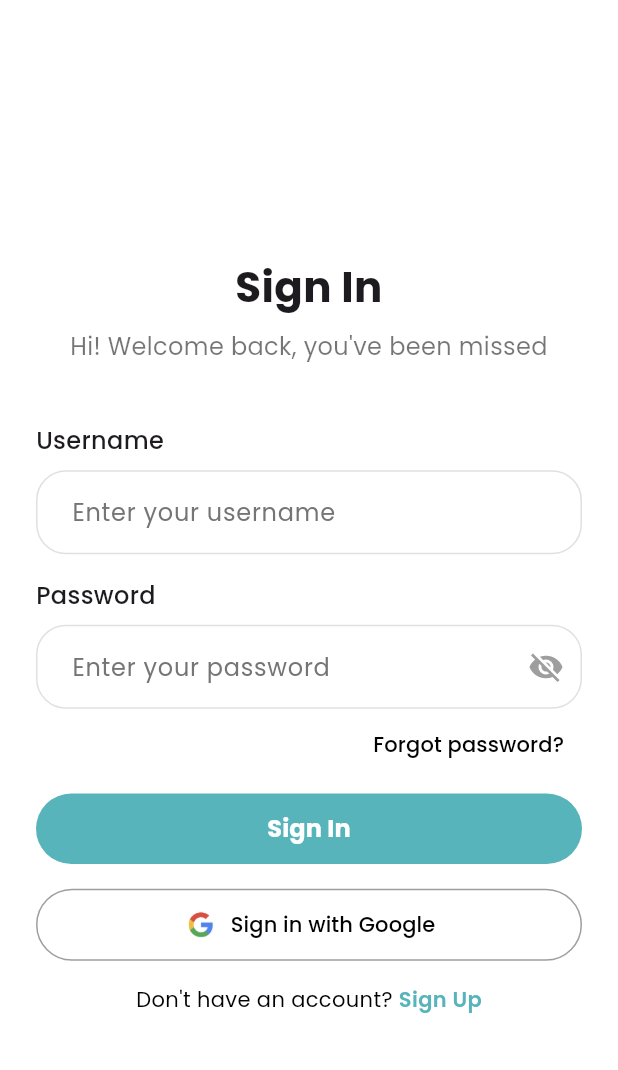
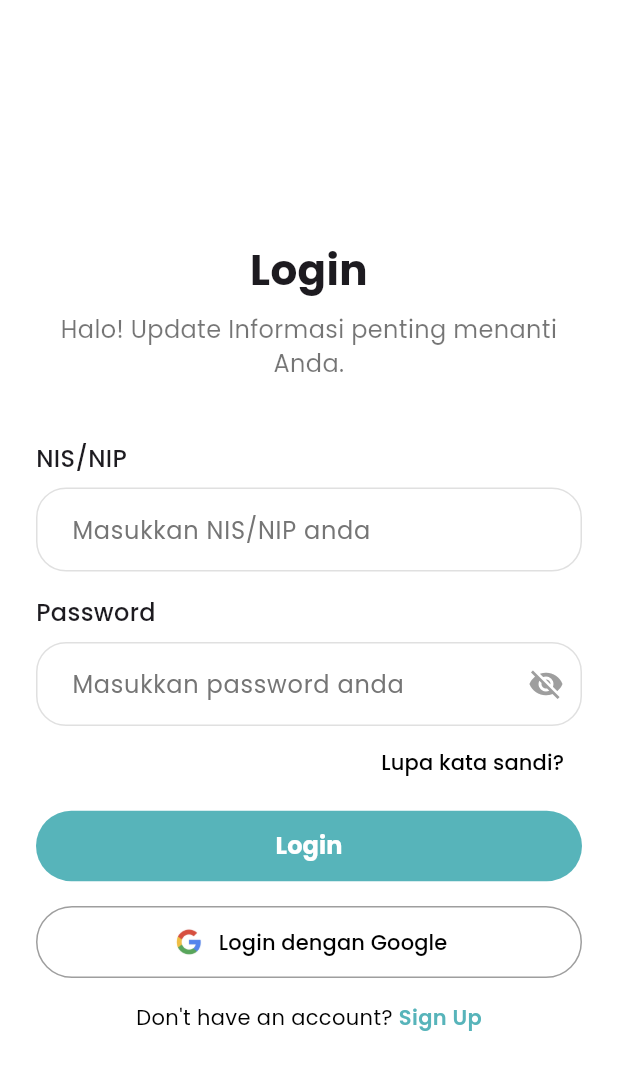
Before and after one commit to RianiDestianti/FrontEnd-BroadcastInformation, a Flutter app: the screen it shows after launch, on a phone screen of 412 x 824 dp. Shown: the top 1070 px of the screen. Run offline on Flutter 3.47's test engine with Material 3 defaults, Android fonts, the phone set to English and light mode, and no system bars; our stand-ins replace google_fonts.

Commit message:
refactor: clean up app text and labels

```diff
--- a/lib/screens/changepass.dart
+++ b/lib/screens/changepass.dart
@@ -72,38 +72,38 @@ class _ChangePasswordScreenState extends State<ChangePasswordScreen> {
                 const ScreenHeader(),
                 const SizedBox(height: 40),
                 CustomTextField(
-                  label: 'Username',
+                  label: 'NIS/NIP',
                   controller: _usernameController,
-                  hintText: 'Elara Zafira',
-                  validator: (value) => value?.isEmpty == true ? 'Username is required' : null,
+                  hintText: 'Elara Zafira (12345)',
+                  validator: (value) => value?.isEmpty == true ? 'NIS/NIP wajib diisi' : null,
                 ),
                 const SizedBox(height: 24),
                 CustomTextField(
-                  label: 'Current Password',
+                  label: 'Kata Sandi Saat Ini',
                   controller: _currentPasswordController,
-                  hintText: 'Enter your current password',
+                  hintText: 'Masukkan kata sandi saat ini',
                   isPassword: true,
                   isVisible: _isCurrentPasswordVisible,
                   onToggleVisibility: () => _togglePasswordVisibility(true),
-                  validator: (value) => value?.isEmpty == true ? 'Current password is required' : null,
+                  validator: (value) => value?.isEmpty == true ? 'Kata sandi saat ini wajib diisi' : null,
                 ),
                 const SizedBox(height: 24),
                 CustomTextField(
-                  label: 'New Password',
+                  label: 'Kata Sandi Baru',
                   controller: _newPasswordController,
-                  hintText: 'Enter your new password',
+                  hintText: 'Masukkan kata sandi baru Anda',
                   isPassword: true,
                   isVisible: _isNewPasswordVisible,
                   onToggleVisibility: () => _togglePasswordVisibility(false),
                   validator: (value) {
-                    if (value?.isEmpty == true) return 'New password is required';
-                    if (value!.length < 6) return 'Password must be at least 6 characters';
+                    if (value?.isEmpty == true) return 'Kata sandi baru wajib diisi';
+                    if (value!.length < 6) return 'Password minimal terdiri dari 6 karakter';
                     return null;
                   },
                 ),
                 const SizedBox(height: 40),
                 CustomButton(
-                  text: 'Change Password',
+                  text: 'Ubah Password',
                   isLoading: _isLoading,
                   onPressed: _handleChangePassword,
                 ),
@@ -142,10 +142,10 @@ class ScreenHeader extends StatelessWidget {
     return Column(
       crossAxisAlignment: CrossAxisAlignment.start,
       children: [
-        Text('Create New Password', style: AppThemeChange.headingStyle),
+        Text('Buat Kata Sandi Baru', style: AppThemeChange.headingStyle),
         const SizedBox(height: 8),
         Text(
-          'Your new password must be different from previous used password',
+          'Kata sandi baru Anda harus berbeda dari kata sandi yang sebelumnya digunakan.',
           style: AppThemeChange.subheadingStyle,
         ),
       ],
@@ -283,7 +283,7 @@ class SuccessDialog extends StatelessWidget {
             const SizedBox(height: 24),
             _buildMessage(),
             const SizedBox(height: 24),
-            CustomButton(text: 'Done', onPressed: onDone),
+            CustomButton(text: 'Selesai', onPressed: onDone),
           ],
         ),
       ),
@@ -309,7 +309,7 @@ class SuccessDialog extends StatelessWidget {
     return Column(
       children: [
         Text(
-          'Success!',
+          'Berhasil!',
           style: GoogleFonts.poppins(
             fontSize: 20,
             fontWeight: FontWeight.bold,
@@ -318,7 +318,7 @@ class SuccessDialog extends StatelessWidget {
         ),
         const SizedBox(height: 8),
         Text(
-          'Your password has been changed successfully',
+          'Kata sandi Anda berhasil diubah.',
           textAlign: TextAlign.center,
           style: AppThemeChange.subheadingStyle,
         ),
--- a/lib/screens/login.dart
+++ b/lib/screens/login.dart
@@ -62,7 +62,7 @@ class _SignInPageState extends State<SignInPage> {
     return Column(
       children: [
         Text(
-          'Sign In',
+          'Login',
           textAlign: TextAlign.center,
           style: _getTextStyle(
             fontSize: 28,
@@ -71,7 +71,7 @@ class _SignInPageState extends State<SignInPage> {
         ),
         const SizedBox(height: AppConstants.spacingS),
         Text(
-          'Hi! Welcome back, you\'ve been missed',
+          'Halo! Update Informasi penting menanti Anda.',
           textAlign: TextAlign.center,
           style: _getTextStyle(
             fontSize: 16,
@@ -84,9 +84,9 @@ class _SignInPageState extends State<SignInPage> {
 
   Widget _buildUsernameField() {
     return _buildInputField(
-      label: 'Username',
+      label: 'NIS/NIP',
       controller: _usernameController,
-      hintText: 'Enter your username',
+      hintText: 'Masukkan NIS/NIP anda',
     );
   }
 
@@ -94,7 +94,7 @@ class _SignInPageState extends State<SignInPage> {
     return _buildInputField(
       label: 'Password',
       controller: _passwordController,
-      hintText: 'Enter your password',
+      hintText: 'Masukkan password anda',
       isPassword: true,
       obscureText: !_isPasswordVisible,
       suffixIcon: IconButton(
@@ -145,7 +145,7 @@ class _SignInPageState extends State<SignInPage> {
       child: TextButton(
         onPressed: _handleForgotPassword,
         child: Text(
-          'Forgot password?',
+          'Lupa kata sandi?',
           style: _getTextStyle(color: Colors.black),
         ),
       ),
@@ -164,7 +164,7 @@ class _SignInPageState extends State<SignInPage> {
         elevation: 0,
       ),
       child: Text(
-        'Sign In',
+        'Login',
         style: _getTextStyle(
           fontSize: 16,
           fontWeight: FontWeight.bold,
@@ -186,7 +186,7 @@ class _SignInPageState extends State<SignInPage> {
         },
       ),
       label: Text(
-        'Sign in with Google',
+        'Login dengan Google',
         style: _getTextStyle(color: Colors.black),
       ),
       style: OutlinedButton.styleFrom(
--- a/lib/screens/profile.dart
+++ b/lib/screens/profile.dart
@@ -187,19 +187,19 @@ class PersonalInformationCard extends StatelessWidget {
             crossAxisAlignment: CrossAxisAlignment.start,
             children: [
               const SectionTitle(
-                title: 'Personal Information',
+                title: 'Informasi Pribadi',
                 icon: Icons.person_outline,
               ),
               const SizedBox(height: 8),
               const Divider(thickness: 1),
               const SizedBox(height: 8),
               InfoRow(
-                label: 'Full Name',
+                label: 'Nama Lengkap',
                 value: userProfile.name,
                 icon: Icons.badge_outlined,
               ),
               InfoRow(
-                label: 'Student ID',
+                label: 'ID Siswa',
                 value: userProfile.studentId,
                 icon: Icons.credit_card,
               ),
@@ -301,7 +301,7 @@ class ActionButtonsSection extends StatelessWidget {
           child: ActionButton(
             onTap: () => _navigateToChangePassword(context),
             icon: Icons.lock_outline,
-            label: 'Change Password',
+            label: 'Ubah Password',
             color: Color(0xFF50C2C9),
           ),
         ),
@@ -350,7 +350,7 @@ class AppFooter extends StatelessWidget {
           child: Column(
             children: [
               Text(
-                'Powered by',
+                'Dijalankan oleh',
                 style: GoogleFonts.poppins(
                   fontSize: 12,
                   color: Colors.grey[600],
@@ -521,7 +521,7 @@ class LogoutDialog extends StatelessWidget {
             ),
             const SizedBox(height: AppTheme.defaultSpacing),
             Text(
-              'Are you sure you want to logout?',
+              'Apakah Anda yakin ingin logout?',
               textAlign: TextAlign.center,
               style: GoogleFonts.poppins(fontSize: 16, color: Colors.black54),
             ),
--- a/pubspec.yaml
+++ b/pubspec.yaml
@@ -32,6 +32,7 @@ dependencies:
     sdk: flutter
   google_fonts: ^5.1.0
   http: ^1.1.0
+
 
 
   # The following adds the Cupertino Icons font to your application.
```
Also changed, not shown: lib/models/model.dart (+30 -0 lines), lib/screens/calendar.dart (+78 -22 lines), lib/screens/home.dart (+72 -121 lines).
